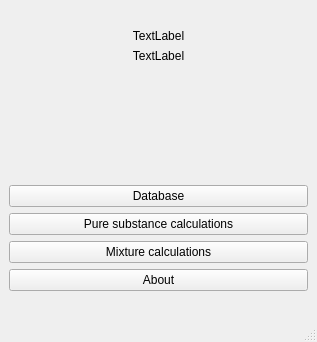
Above: designer/mainwindow_ui.ui from marcusbfs/Sindri before the change. Below: the same form after it.
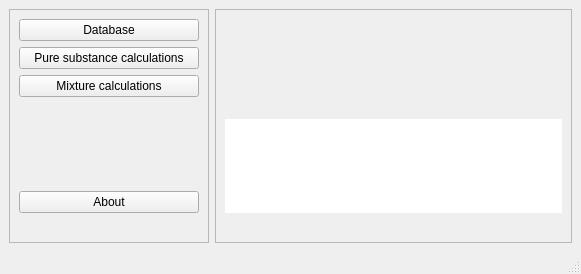
That is the form after the change.

Commit message: Started new main window UI

What changed in the file:
```diff
--- a/designer/mainwindow_ui.ui
+++ b/designer/mainwindow_ui.ui
@@ -6,8 +6,8 @@
    <rect>
     <x>0</x>
     <y>0</y>
-    <width>317</width>
-    <height>342</height>
+    <width>581</width>
+    <height>274</height>
    </rect>
   </property>
   <property name="sizePolicy">
@@ -23,78 +23,56 @@
    <string notr="true"/>
   </property>
   <widget class="QWidget" name="centralwidget">
-   <layout class="QGridLayout" name="gridLayout">
-    <item row="1" column="0">
-     <widget class="QLabel" name="label_main_title">
-      <property name="text">
-       <string>TextLabel</string>
+   <layout class="QGridLayout" name="gridLayout_2">
+    <item row="0" column="0" rowspan="2">
+     <widget class="QFrame" name="frame_buttons">
+      <property name="minimumSize">
+       <size>
+        <width>0</width>
+        <height>0</height>
+       </size>
       </property>
-      <property name="alignment">
-       <set>Qt::AlignCenter</set>
+      <property name="maximumSize">
+       <size>
+        <width>200</width>
+        <height>16777215</height>
+       </size>
       </property>
-      <property name="wordWrap">
-       <bool>true</bool>
+      <property name="frameShape">
+       <enum>QFrame::StyledPanel</enum>
       </property>
-     </widget>
-    </item>
-    <item row="7" column="0">
+      <property name="frameShadow">
+       <enum>QFrame::Raised</enum>
+      </property>
+      <layout class="QGridLayout" name="gridLayout_3">
+       <item row="4" column="0">
+        <spacer name="horizontalSpacer_2">
+         <property name="orientation">
+          <enum>Qt::Horizontal</enum>
+         </property>
+         <property name="sizeHint" stdset="0">
+          <size>
+           <width>40</width>
+           <height>20</height>
+          </size>
+         </property>
+        </spacer>
+       </item>
+       <item row="2" column="0">
      <widget class="QPushButton" name="btn_MixtureCalculations">
       <property name="text">
        <string>Mixture calculations</string>
       </property>
      </widget>
     </item>
-    <item row="3" column="0">
-     <spacer name="verticalSpacer">
-      <property name="orientation">
-       <enum>Qt::Vertical</enum>
-      </property>
-      <property name="sizeHint" stdset="0">
-       <size>
-        <width>20</width>
-        <height>40</height>
-       </size>
-      </property>
-     </spacer>
-    </item>
-    <item row="2" column="0">
-     <widget class="QLabel" name="label_main_subtitle">
-      <property name="text">
-       <string>TextLabel</string>
-      </property>
-      <property name="alignment">
-       <set>Qt::AlignCenter</set>
-      </property>
-      <property name="wordWrap">
-       <bool>true</bool>
-      </property>
-     </widget>
-    </item>
-    <item row="6" column="0">
+       <item row="1" column="0">
      <widget class="QPushButton" name="btn_PureSubstanceCalculations">
       <property name="text">
        <string>Pure substance calculations</string>
       </property>
      </widget>
     </item>
-    <item row="8" column="0">
-     <widget class="QPushButton" name="btn_about">
-      <property name="text">
-       <string>About</string>
-      </property>
-     </widget>
-    </item>
     <item row="0" column="0">
-     <widget class="QLabel" name="label_main_icon">
-      <property name="text">
-       <string/>
-      </property>
-      <property name="alignment">
-       <set>Qt::AlignCenter</set>
-      </property>
-     </widget>
-    </item>
-    <item row="4" column="0">
      <widget class="QPushButton" name="btn_BancoDeDados">
       <property name="sizePolicy">
        <sizepolicy hsizetype="Expanding" vsizetype="Fixed">
@@ -116,7 +94,27 @@
       </property>
      </widget>
     </item>
-    <item row="9" column="0">
+       <item row="3" column="0">
+        <spacer name="verticalSpacer">
+         <property name="orientation">
+          <enum>Qt::Vertical</enum>
+         </property>
+         <property name="sizeHint" stdset="0">
+          <size>
+           <width>20</width>
+           <height>40</height>
+          </size>
+         </property>
+        </spacer>
+       </item>
+       <item row="5" column="0">
+        <widget class="QPushButton" name="btn_about">
+         <property name="text">
+          <string>About</string>
+         </property>
+        </widget>
+       </item>
+       <item row="6" column="0">
      <widget class="QLabel" name="label_software_version">
       <property name="sizePolicy">
        <sizepolicy hsizetype="Expanding" vsizetype="Preferred">
@@ -134,6 +132,107 @@
     </item>
    </layout>
   </widget>
+    </item>
+    <item row="0" column="2" rowspan="2">
+     <widget class="QFrame" name="frame_info">
+      <property name="frameShape">
+       <enum>QFrame::StyledPanel</enum>
+      </property>
+      <property name="frameShadow">
+       <enum>QFrame::Raised</enum>
+      </property>
+      <layout class="QGridLayout" name="gridLayout">
+       <item row="3" column="1">
+        <widget class="QLabel" name="label_main_subtitle">
+         <property name="text">
+          <string/>
+         </property>
+         <property name="alignment">
+          <set>Qt::AlignCenter</set>
+         </property>
+         <property name="wordWrap">
+          <bool>true</bool>
+         </property>
+        </widget>
+       </item>
+       <item row="6" column="1">
+        <spacer name="verticalSpacer_2">
+         <property name="orientation">
+          <enum>Qt::Vertical</enum>
+         </property>
+         <property name="sizeHint" stdset="0">
+          <size>
+           <width>20</width>
+           <height>40</height>
+          </size>
+         </property>
+        </spacer>
+       </item>
+       <item row="7" column="1">
+        <spacer name="horizontalSpacer">
+         <property name="orientation">
+          <enum>Qt::Horizontal</enum>
+         </property>
+         <property name="sizeHint" stdset="0">
+          <size>
+           <width>336</width>
+           <height>20</height>
+          </size>
+         </property>
+        </spacer>
+       </item>
+       <item row="1" column="1">
+        <widget class="QLabel" name="label_main_icon">
+         <property name="text">
+          <string/>
+         </property>
+         <property name="alignment">
+          <set>Qt::AlignCenter</set>
+         </property>
+        </widget>
+       </item>
+       <item row="2" column="1">
+        <widget class="QLabel" name="label_main_title">
+         <property name="text">
+          <string/>
+         </property>
+         <property name="alignment">
+          <set>Qt::AlignCenter</set>
+         </property>
+         <property name="wordWrap">
+          <bool>true</bool>
+         </property>
+        </widget>
+       </item>
+       <item row="5" column="1">
+        <widget class="QTextBrowser" name="textBrowser_about">
+         <property name="frameShape">
+          <enum>QFrame::NoFrame</enum>
+         </property>
+        </widget>
+       </item>
+       <item row="4" column="1">
+        <widget class="QLabel" name="label_buttonInfo">
+         <property name="text">
+          <string/>
+         </property>
+        </widget>
+       </item>
+       <item row="0" column="1">
+        <widget class="QLabel" name="label_SS_image">
+         <property name="text">
+          <string/>
+         </property>
+         <property name="alignment">
+          <set>Qt::AlignCenter</set>
+         </property>
+        </widget>
+       </item>
+      </layout>
+     </widget>
+    </item>
+   </layout>
+  </widget>
   <widget class="QMenuBar" name="menubar">
    <property name="geometry">
     <rect>
```
Left out of the diff: 6 changed lines with no effect on the pictures. Lines whose indentation alone changed are shown as unchanged. The commit also changes 7 other files.
